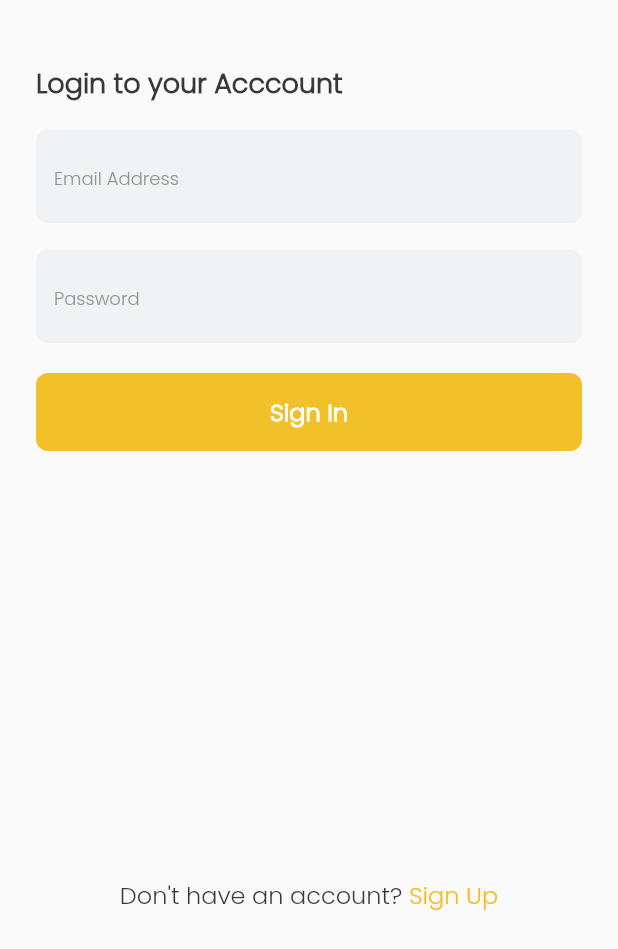
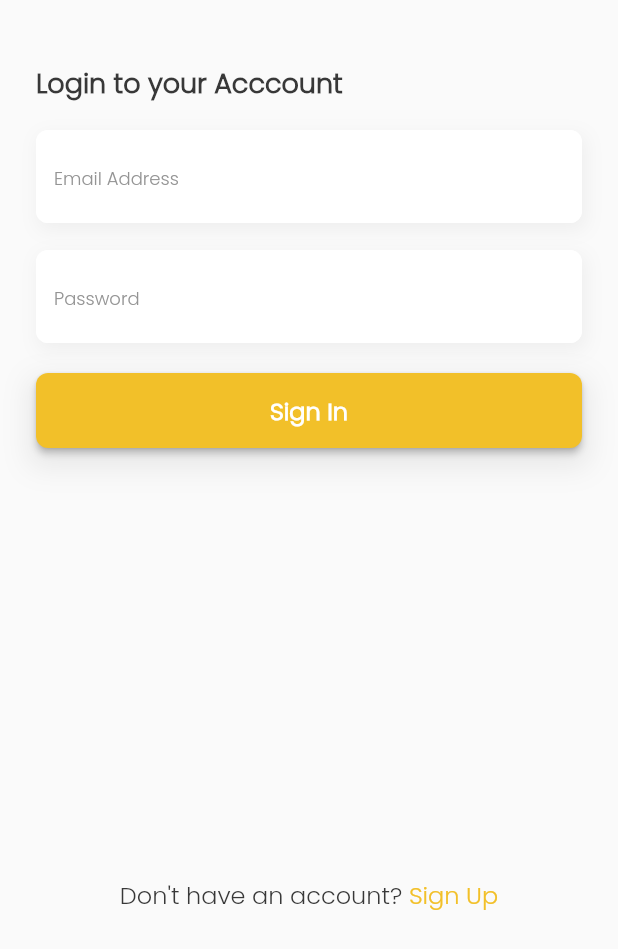
Before and after one commit to rizhaalfianita/cookuyApp, a Flutter app: the Login screen opened directly, on a phone screen of 412 x 824 dp, the part 287-1236 px from its top. Run offline on Flutter 3.47's test engine with Material 2 defaults, Android fonts, the phone set to English and light mode, and no system bars; our stand-ins replace auto_size_text, firebase_core, flutter_svg, image_picker; missing offline and left inert: google_mlkit_object_detection; accounts and stored records are empty.

Commit message:
update login

```diff
--- a/lib/views/components/customWidget.dart
+++ b/lib/views/components/customWidget.dart
@@ -107,10 +107,19 @@ Widget RecipeCard(Meals2 meals, context) {
   );
 }
 
-Widget ButtonCustom(BuildContext context, String text, double widht, VoidCallback action) {
-  return SizedBox(
-    width: widht,
+Widget ButtonCustom(
+    BuildContext context, String text, double width, VoidCallback action) {
+  return Container(
+    width: width,
     height: 50,
+    decoration: BoxDecoration(boxShadow: [
+      BoxShadow(
+        color: Colors.black.withOpacity(0.08),
+        spreadRadius: 4,
+        blurRadius: 15,
+        offset: Offset(0, 8), // changes position of shadow
+      ),
+    ]),
     child: ElevatedButton(
       onPressed: action,
       child: Text(
@@ -120,7 +129,6 @@ Widget ButtonCustom(BuildContext context, String text, double widht, VoidCallbac
       ),
       style: ElevatedButton.styleFrom(
           primary: lightOrange,
-          elevation: 3,
           shape: RoundedRectangleBorder(
             borderRadius: BorderRadius.circular(8),
           )),
@@ -132,16 +140,24 @@ Widget TextFieldModel(
     BuildContext context, TextEditingController controller, String text) {
   return Container(
     width: MediaQuery.of(context).size.width * 1,
+    decoration: BoxDecoration(boxShadow: [
+      BoxShadow(
+        color: Colors.black.withOpacity(0.05),
+        spreadRadius: 0,
+        blurRadius: 10,
+        offset: Offset(2, 4), // changes position of shadow
+      ),
+    ]),
     child: TextFormField(
       controller: controller,
       decoration: InputDecoration(
         filled: true,
-        focusedBorder: const OutlineInputBorder(
-            borderSide: BorderSide(color: extraLightGrey)),
-        fillColor: extraLightGrey,
+        focusedBorder:
+            const OutlineInputBorder(borderSide: BorderSide(color: white)),
+        fillColor: white,
         enabledBorder: OutlineInputBorder(
             borderRadius: BorderRadius.circular(8),
-            borderSide: const BorderSide(color: extraLightGrey, width: 3)),
+            borderSide: const BorderSide(color: white, width: 3)),
         hintText: text,
         hintStyle: const TextStyle(color: lightGrey, fontSize: 12),
       ),
--- a/lib/views/login.dart
+++ b/lib/views/login.dart
@@ -50,27 +50,7 @@ class _LoginState extends State<Login> {
             const SizedBox(height: 18),
             TextFieldModel(context, controllerPass, "Password"),
             const SizedBox(height: 20),
-            SizedBox(
-              height: 52,
-              width: double.infinity,
-              child: ElevatedButton(
-                onPressed: () {
-                  Navigator.push(context,
-                      MaterialPageRoute(builder: (context) => const Home()));
-                },
-                child: const Text(
-                  "Sign In",
-                  style: TextStyle(
-                      color: white, fontSize: 16, fontWeight: FontWeight.bold),
-                ),
-                style: ElevatedButton.styleFrom(
-                    primary: lightOrange,
-                    elevation: 0,
-                    shape: RoundedRectangleBorder(
-                      borderRadius: BorderRadius.circular(8),
-                    )),
-              ),
-            ),
+            ButtonCustom(context, "Sign In", double.infinity, ()=>Navigator.push(context, MaterialPageRoute(builder: (context)=>Register()))),
             Spacer(),
             Row(
               mainAxisAlignment: MainAxisAlignment.center,
```
Also changed, not shown: lib/views/landing.dart (+17 -6 lines).
